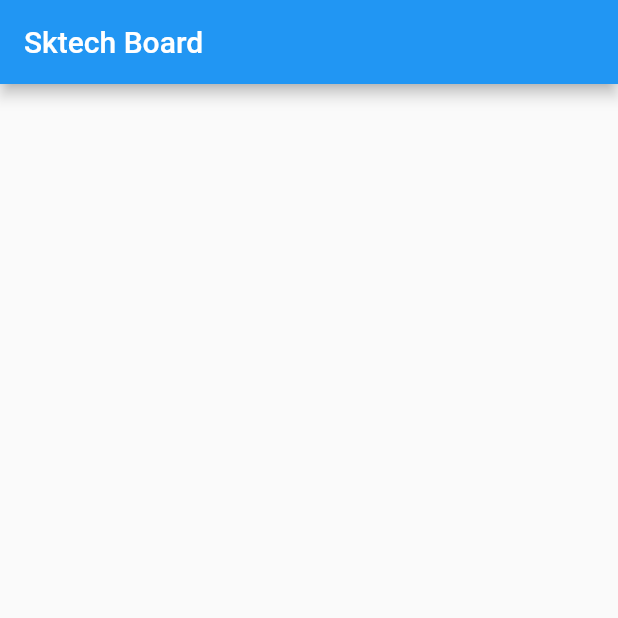
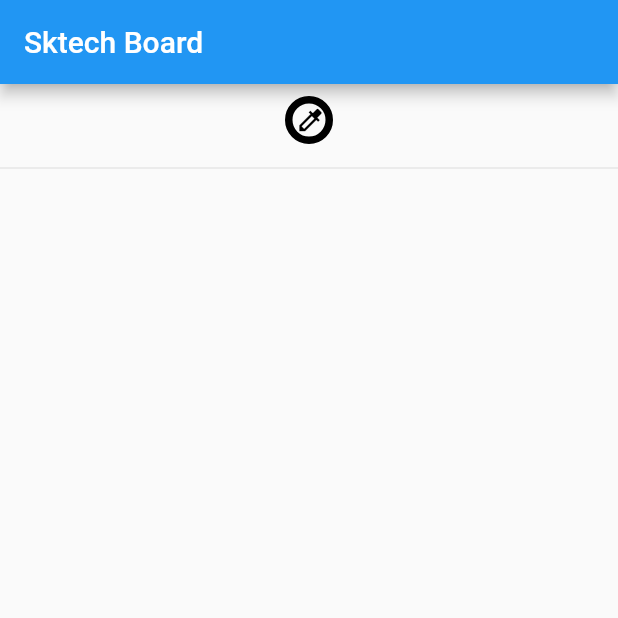
Before and after one commit to vinay416/sketch-board, a Flutter app: the screen it shows after launch, on a phone screen of 412 x 824 dp, the top half of it. Run offline on Flutter 3.47's test engine with Material 2 defaults, Android fonts, the phone set to English and light mode, and no system bars; our stand-ins replace flutter_colorpicker.

Commit message:
sketch colorizer

```diff
--- a/lib/main.dart
+++ b/lib/main.dart
@@ -1,4 +1,4 @@
-import 'package:canvas_paint/src/sketch_board.dart';
+import 'package:canvas_paint/view/sketch_board.dart';
 import 'package:flutter/material.dart';
 import 'package:provider/provider.dart';
 
--- a/lib/src/sketch_board.dart
+++ /dev/null
@@ -1,28 +0,0 @@
-import 'package:canvas_paint/src/sketch_gestures.dart';
-import 'package:flutter/material.dart';
-import '../model/sketch_paint_model.dart';
-
-class SketchBoard extends StatelessWidget {
-  const SketchBoard({
-    super.key,
-    this.boardColor = Colors.white,
-    this.penColor = Colors.black,
-    this.stroke = PaintingStyle.stroke,
-    this.strokeSize = 4.0,
-  });
-  final Color boardColor;
-  final Color penColor;
-  final PaintingStyle stroke;
-  final double strokeSize;
-
-  @override
-  Widget build(BuildContext context) {
-    return SketchGesture(
-      paintModel: SketchPaintModel.empty(
-        penColor: penColor,
-        stroke: stroke,
-        strokeSize: strokeSize,
-      ),
-    );
-  }
-}
--- /dev/null
+++ b/lib/utils/sketch_default.dart
@@ -0,0 +1,8 @@
+import 'package:flutter/material.dart';
+
+class SketchDefault {
+  static const Color boardColor = Colors.white;
+  static const Color penColor = Colors.black;
+  static const PaintingStyle stroke = PaintingStyle.stroke;
+  static const double strokeSize = 4.0;
+}
--- /dev/null
+++ b/lib/view/sketch_board.dart
@@ -0,0 +1,46 @@
+import 'package:canvas_paint/view/gesture_handler/sketch_gestures.dart';
+import 'package:canvas_paint/view/sketch_tools/sketch_color_picker.dart';
+import 'package:flutter/material.dart';
+import '../model/sketch_paint_model.dart';
+import '../utils/sketch_default.dart';
+
+class SketchBoard extends StatelessWidget {
+  const SketchBoard({
+    super.key,
+    this.boardColor = SketchDefault.boardColor,
+    this.penColor = SketchDefault.penColor,
+    this.stroke = SketchDefault.stroke,
+    this.strokeSize = SketchDefault.strokeSize,
+  });
+  final Color boardColor;
+  final Color penColor;
+  final PaintingStyle stroke;
+  final double strokeSize;
+
+  @override
+  Widget build(BuildContext context) {
+    return Column(
+      children: [
+        buildTools(context),
+        const Divider(),
+        Expanded(
+          child: SketchGesture(
+            paintModel: SketchPaintModel.empty(
+              penColor: penColor,
+              stroke: stroke,
+              strokeSize: strokeSize,
+            ),
+          ),
+        ),
+      ],
+    );
+  }
+
+  Widget buildTools(BuildContext context) {
+    return Wrap(
+      children: [
+        SketchColorPicker.colorizer(context),
+      ],
+    );
+  }
+}
--- a/lib/src/sketch_painter.dart
+++ b/lib/view/sketch_painter/sketch_painter.dart
@@ -1,6 +1,6 @@
 import 'package:flutter/material.dart';
 
-import '../model/sketch_paint_model.dart';
+import '../../model/sketch_paint_model.dart';
 
 class SketchPainter extends CustomPainter {
   const SketchPainter({required this.sketchModel});
--- a/lib/view_model/sketch_view_model.dart
+++ b/lib/view_model/sketch_view_model.dart
@@ -1,5 +1,7 @@
 import 'package:canvas_paint/model/sketch_paint_model.dart';
 import 'package:flutter/material.dart';
+
+import '../utils/sketch_default.dart';
 
 class SketchViewModel with ChangeNotifier {
   List<SketchPaintModel> _sketchs = [];
@@ -16,4 +18,14 @@ class SketchViewModel with ChangeNotifier {
   }
 
   void updatePainter() => notifyListeners();
+
+  Color get currentPenColor {
+    if(_sketchs.isEmpty) return SketchDefault.penColor;
+    return _sketchs.last.penColor;
+  }
+
+  void updateSketchColor(Color penColor) {
+    final newSketch = _sketchs.last.copyWith(penColor: penColor, points: []);
+    addNewSketch(newSketch);
+  }
 }
```
Also changed, not shown: lib/src/sketch_tools/sketch_color_picker.dart (deleted, +0 -19 lines), lib/view/gesture_handler/sketch_gestures.dart (renamed from lib/src/sketch_gestures.dart, +4 -3 lines), lib/view/sketch_tools/sketch_color_picker.dart (added, +51 -0 lines).
